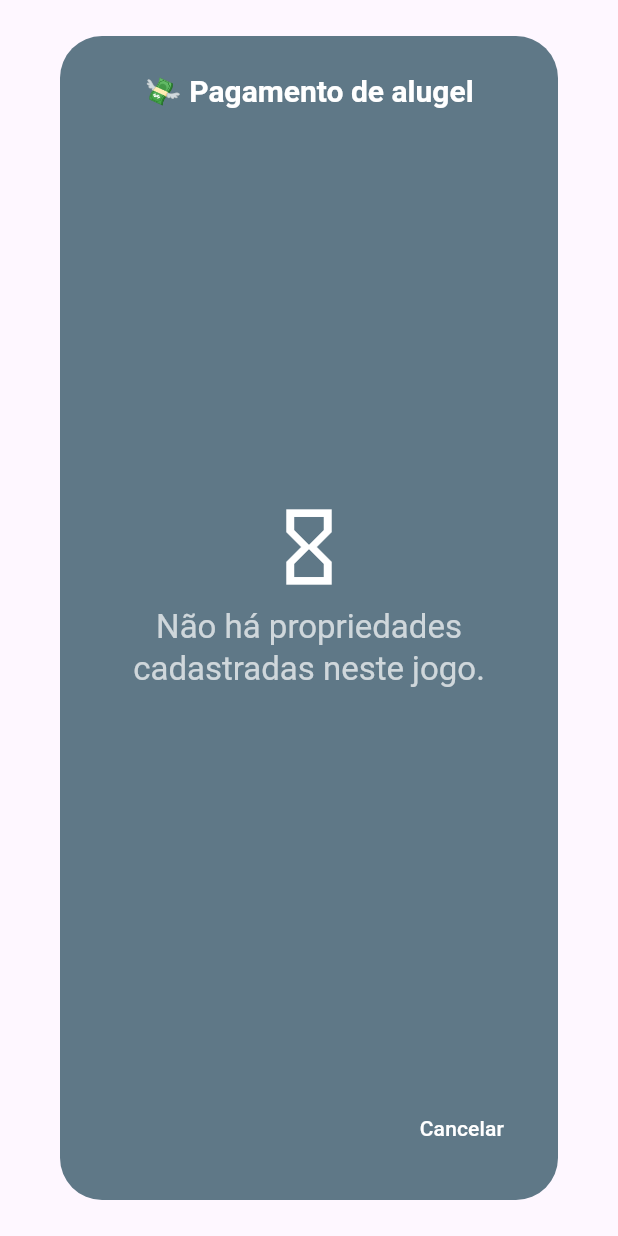
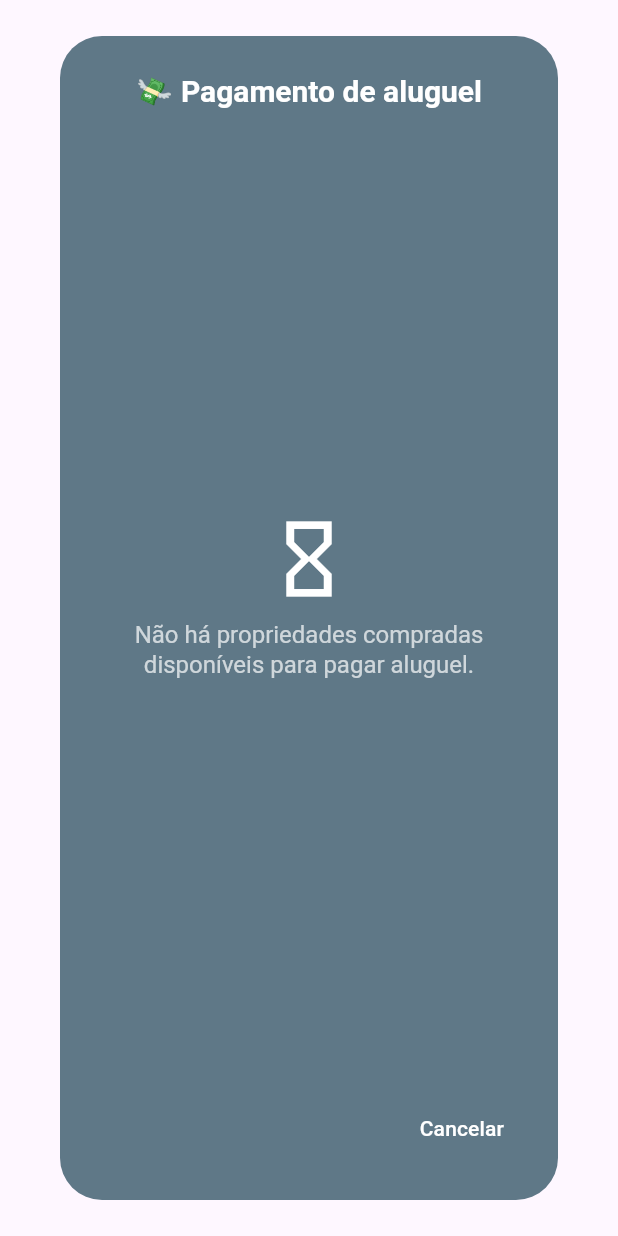
Before and after one commit to reiiissamuel/account_monopoly, a Flutter app: the PayRentDialog widget shown alone on an empty page, opened directly with empty values, on a phone screen of 412 x 824 dp. Run offline on Flutter 3.47's test engine with Material 3 defaults, Android fonts, the light colour scheme and no system bars; our stand-ins replace connectivity_plus, fl_chart, flutter_signin_button, get_it, google_sign_in, icons_plus and 3 more; missing offline and left inert: peerdart; accounts and stored records are empty.

Commit message:
carregando dropdown de propriedades somente das que ja tem ação comprada

```diff
--- a/lib/dialogs/pay_rent_dialog.dart
+++ b/lib/dialogs/pay_rent_dialog.dart
@@ -7,7 +7,7 @@ import 'package:account_monopoly/utils/string_utils.dart';
 import 'package:account_monopoly/widgets/counter_stepper.dart';
 import 'package:flutter/material.dart';
 
-class PayRentDialog extends StatefulWidget{
+class PayRentDialog extends StatefulWidget {
   final GameProvider provider;
   final List<Property> properties;
   const PayRentDialog({super.key, required this.properties, required this.provider});
@@ -17,11 +17,9 @@ class PayRentDialog extends StatefulWidget{
 }
 
 class _PayRentDialogState extends State<PayRentDialog> {
-
   late Property _selectedProperty;
   List<Property> _properties = [];
   late GameProvider _provider;
-  // Multiplicador inicial, deve corresponder ao minValue do CounterStepper
   int _multiplier = 2;
   late double _rentToPay;
 
@@ -30,52 +28,54 @@ class _PayRentDialogState extends State<PayRentDialog> {
   @override
   void initState() {
     super.initState();
-    _properties = widget.properties;
-    if(_properties != null && _properties.isNotEmpty) {
+    _provider = widget.provider;
+
+    // Filtra apenas as propriedades que já foram compradas (onde availableShares < totalShares)
+    _properties = widget.properties
+        .where((property) => property.availableShares < property.totalShares)
+        .toList();
+
+    if (_properties.isNotEmpty) {
       _selectedProperty = _properties.first;
       _rentToPay = _calculateRent(_selectedProperty, _multiplier);
     }
-    _provider = widget.provider;
   }
 
-  // Função auxiliar para calcular o aluguel baseado no tipo de propriedade e multiplicador
   double _calculateRent(Property property, int multiplier) {
     if (property.propertyType == PropertyType.reit) {
-      // REIT: aluguel é igual ao currentRent
       return property.currentRent;
     } else if (property.propertyType == PropertyType.stocks) {
-      // STOCKS: aluguel é currentRent * multiplicador
       return property.currentRent * multiplier;
     }
-    // Caso padrão para outros tipos, se existirem
     return property.currentRent;
   }
 
-  // Atualiza _rentToPay usando a função de cálculo e o estado atual
-  void _updateRentToPay(){
-    setState((){
+  void _updateRentToPay() {
+    setState(() {
       _rentToPay = _calculateRent(_selectedProperty, _multiplier);
     });
   }
 
-
   @override
   Widget build(BuildContext context) {
+    final bool hasValidProperties = _properties.isNotEmpty;
+
     return AlertDialog(
       backgroundColor: Theme.of(context).primaryColor,
-          title: const Text("💸 Pagamento de alugel",
+      title: const Text(
+        "💸 Pagamento de aluguel",
         style: TextStyle(fontSize: 20, fontWeight: FontWeight.bold, color: Colors.white),
-            textAlign: TextAlign.center,),
-          content: (_properties != null && _properties.isNotEmpty)
+        textAlign: TextAlign.center,
+      ),
+      content: hasValidProperties
           ? Column(
               mainAxisSize: MainAxisSize.min,
               crossAxisAlignment: CrossAxisAlignment.start,
               children: [
                 const Divider(color: Colors.white70),
                 const SizedBox(height: 10),
-              // Dropdown para selecionar a Propriedade
                 DropdownButtonFormField<Property>(
-                  initialValue: _selectedProperty, // Use 'value' em vez de 'initialValue' para um StatefullWidget
+                  value: _selectedProperty,
                   decoration: InputDecoration(
                     labelText: "Propriedade",
                     labelStyle: const TextStyle(
@@ -88,29 +88,23 @@ class _PayRentDialogState extends State<PayRentDialog> {
                       borderRadius: const BorderRadius.all(Radius.circular(20)),
                     ),
                     focusedBorder: const OutlineInputBorder(
-                      borderSide: BorderSide(
-                        color: Colors.white, width: 5.0
-                      ),
-                      borderRadius: BorderRadius.all(Radius.circular(20))
+                      borderSide: BorderSide(color: Colors.white, width: 5.0),
+                      borderRadius: BorderRadius.all(Radius.circular(20)),
                     ),
                     disabledBorder: const OutlineInputBorder(
                       borderRadius: BorderRadius.all(Radius.circular(20.0)),
-                      borderSide: BorderSide(
-                        color: Colors.blueGrey, width: 3.0
-                      )
+                      borderSide: BorderSide(color: Colors.blueGrey, width: 3.0),
                     ),
                     border: const OutlineInputBorder(
                       borderRadius: BorderRadius.all(Radius.circular(20.0)),
-                      borderSide: BorderSide(
-                        color: Colors.blueGrey, width: 3.0
-                      )
+                      borderSide: BorderSide(color: Colors.blueGrey, width: 3.0),
                     ),
                   ),
-                  dropdownColor: Colors.black, // Cor do menu dropdown para visibilidade
+                  dropdownColor: Colors.black,
                   style: const TextStyle(
                     color: Colors.white,
                     fontWeight: FontWeight.w500,
-                      fontSize: 15.0
+                    fontSize: 15.0,
                   ),
                   items: _properties.map<DropdownMenuItem<Property>>((Property property) {
                     return DropdownMenuItem<Property>(
@@ -134,7 +128,6 @@ class _PayRentDialogState extends State<PayRentDialog> {
                     title: 'Multiplicador',
                     minValue: _minMultiplier,
                     maxValue: 12,
-                  // Captura o valor do Stepper e atualiza o estado e o aluguel
                     onChanged: (value) {
                       setState(() {
                         _multiplier = value;
@@ -148,22 +141,25 @@ class _PayRentDialogState extends State<PayRentDialog> {
                 Row(
                   mainAxisAlignment: MainAxisAlignment.spaceBetween,
                   children: [
-                  const Text("Valor do alugel:", style: TextStyle(color: Colors.white, fontSize: 15, fontWeight: FontWeight.bold)),
+                    const Text(
+                      "Valor do aluguel:",
+                      style: TextStyle(color: Colors.white, fontSize: 15, fontWeight: FontWeight.bold),
+                    ),
                     Container(
                       width: 120,
                       decoration: BoxDecoration(
                         color: Colors.white,
                         borderRadius: BorderRadius.circular(10),
-                      border: Border.all(color: Theme.of(context).primaryColor.withValues(alpha: .5),),
+                        border: Border.all(color: Theme.of(context).primaryColor.withValues(alpha: .5)),
                       ),
                       child: Padding(
                         padding: const EdgeInsets.all(5.0),
                         child: Text(
-                        (StringUtils.currencyFormat(_rentToPay)),
+                          StringUtils.currencyFormat(_rentToPay),
                           style: TextStyle(
                             fontSize: 16,
                             fontWeight: FontWeight.bold,
-                          color: Theme.of(context).primaryColor
+                            color: Theme.of(context).primaryColor,
                           ),
                           textAlign: TextAlign.center,
                         ),
@@ -172,18 +168,21 @@ class _PayRentDialogState extends State<PayRentDialog> {
                   ],
                 ),
                 const SizedBox(height: 17),
-              //const Center(child: TipIconButton(title: "Construções", tip: TipsResourse.BUILDINGS, width: 25.0, height: 25.0, iconSize: 19.0)),
                 const Divider(color: Colors.white70),
               ],
-          ) : Center(
+            )
+          : Center(
               child: Column(
                 mainAxisAlignment: MainAxisAlignment.center,
+                mainAxisSize: MainAxisSize.min,
                 children: [
                   const Icon(Icons.hourglass_empty_outlined, size: 60.0, color: Colors.white),
                   const SizedBox(height: 10),
-                Text("Não há propriedades cadastradas neste jogo.",
+                  Text(
+                    "Não há propriedades compradas disponíveis para pagar aluguel.",
                     textAlign: TextAlign.center,
-                    style: Theme.of(context).textTheme.titleLarge?.copyWith(color: Colors.white70)),
+                    style: Theme.of(context).textTheme.titleLarge?.copyWith(color: Colors.white70, fontSize: 16),
+                  ),
                 ],
               ),
             ),
@@ -192,30 +191,30 @@ class _PayRentDialogState extends State<PayRentDialog> {
           child: const Text("Cancelar", style: TextStyle(color: Colors.white)),
           onPressed: () => Navigator.of(context).pop(),
         ),
-
-            if(_properties != null && _properties.isNotEmpty) ...[
+        if (hasValidProperties)
           ElevatedButton(
             child: Text("Pagar Aluguel", style: TextStyle(color: Theme.of(context).primaryColor)),
             onPressed: () {
-                  try{
+              try {
                 double rentToPay = _calculateRent(_selectedProperty, _multiplier);
 
                 _provider.eventComposer(
                   type: EventType.payRent,
                   propertyId: _selectedProperty.id,
-                      price: rentToPay
+                  price: rentToPay,
                 );
                 ScaffoldMessenger.of(context).showSnackBar(
-                        const SnackBar(content: Text("Pagamento realizado"), backgroundColor: Colors.green));
-                  } on DomainException catch(e){
+                  const SnackBar(content: Text("Pagamento realizado"), backgroundColor: Colors.green),
+                );
+              } on DomainException catch (e) {
                 ScaffoldMessenger.of(context).showSnackBar(
-                      SnackBar(content: Text(e.message), backgroundColor: Colors.red));
+                  SnackBar(content: Text(e.message), backgroundColor: Colors.red),
+                );
               }
 
               Navigator.pop(context);
             },
-              )
-            ]
+          ),
       ],
     );
   }
```
Lines whose indentation alone changed are shown as unchanged.
